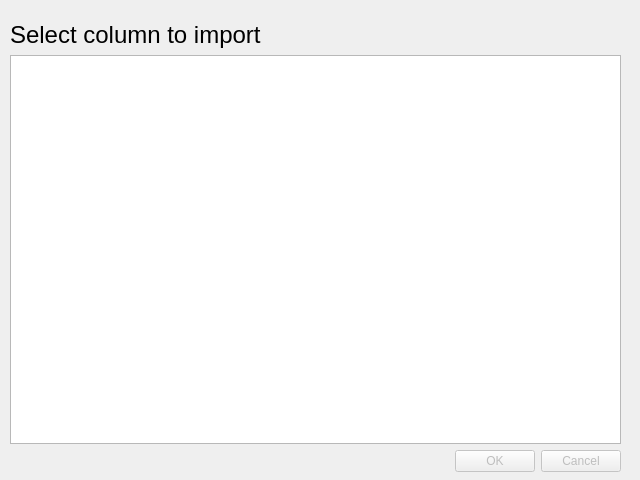
Old version of the form selectcolumn.ui in the repository NumerousHats/authoritizer.
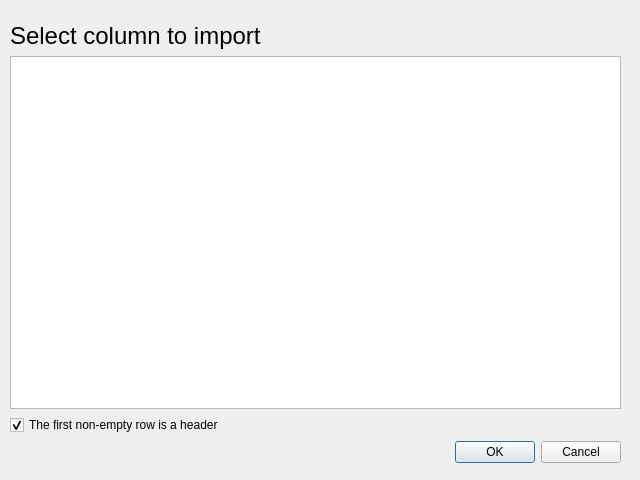
New version of the form.

Commit message: reworked import code to allow for columns with no headers. col select now has checkbox for presence of header

What changed in the file:
```diff
--- a/selectcolumn.ui
+++ b/selectcolumn.ui
@@ -13,13 +13,13 @@
   <property name="windowTitle">
    <string>Select columns</string>
   </property>
-  <widget class="QWidget" name="">
+  <widget class="QWidget" name="layoutWidget">
    <property name="geometry">
     <rect>
      <x>10</x>
-     <y>21</y>
+     <y>22</y>
      <width>611</width>
-     <height>451</height>
+     <height>441</height>
     </rect>
    </property>
    <layout class="QVBoxLayout" name="verticalLayout">
@@ -51,10 +51,20 @@
       </attribute>
      </widget>
     </item>
+    <item>
+     <widget class="QCheckBox" name="checkBox">
+      <property name="text">
+       <string>The first non-empty row is a header</string>
+      </property>
+      <property name="checked">
+       <bool>true</bool>
+      </property>
+     </widget>
+    </item>
     <item>
      <widget class="QDialogButtonBox" name="buttonBox">
       <property name="enabled">
-       <bool>false</bool>
+       <bool>true</bool>
       </property>
       <property name="orientation">
        <enum>Qt::Horizontal</enum>
```
The commit also changes 6 other files.
